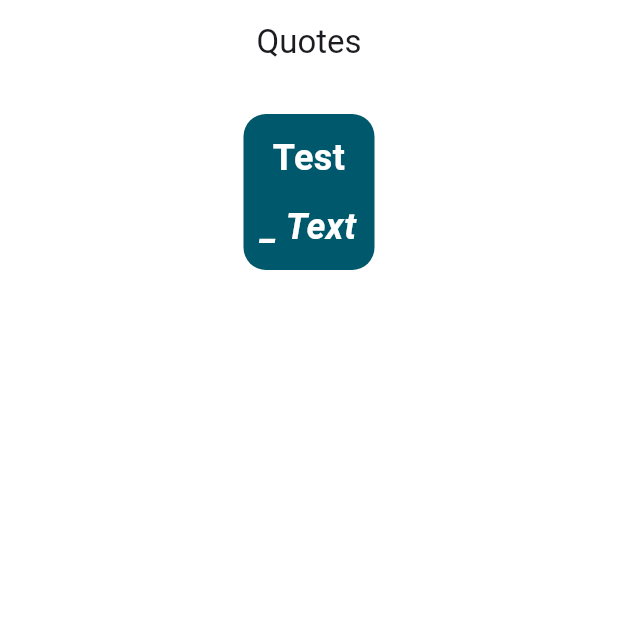
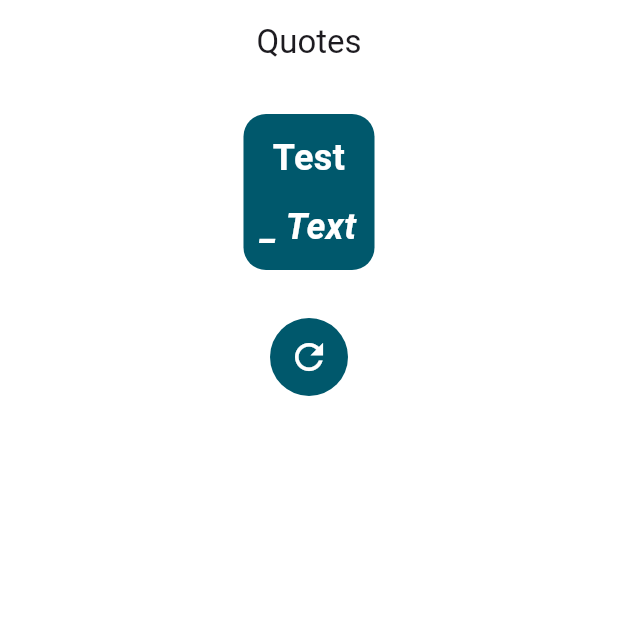
Before and after one commit to Rwan00/Quotes_app, a Flutter app: the screen it shows after launch, on a phone screen of 412 x 824 dp, the top half of it. Run offline on Flutter 3.47's test engine with Material 3 defaults, Android fonts, the phone set to English and light mode, and no system bars; our stand-ins replace google_fonts.

Commit message:
add refresh indicator

```diff
--- a/lib/features/random_qoutes/presentation/screens/quotes_screen.dart
+++ b/lib/features/random_qoutes/presentation/screens/quotes_screen.dart
@@ -1,4 +1,5 @@
 import 'package:flutter/material.dart';
+import 'package:qoutes/core/utils/app_colors.dart';
 import 'package:qoutes/features/random_qoutes/presentation/widgets/quote_card.dart';
 
 class QuotesScreen extends StatefulWidget {
@@ -14,7 +15,18 @@ class _QuotesScreenState extends State<QuotesScreen> {
       child: Column(
         crossAxisAlignment: CrossAxisAlignment.center,
 
-        children: [QuoteCard(quote: "Test", author: "Text")],
+        children: [
+          QuoteCard(quote: "Test", author: "Text"),
+          Container(
+            margin: EdgeInsets.all(12),
+            padding: EdgeInsets.all(12),
+            decoration: BoxDecoration(
+              shape: BoxShape.circle,
+              color: AppColors.primaryColor,
+            ),
+            child: Icon(Icons.refresh, color: Colors.white, size: 28),
+          ),
+        ],
       ),
     );
   }
```
